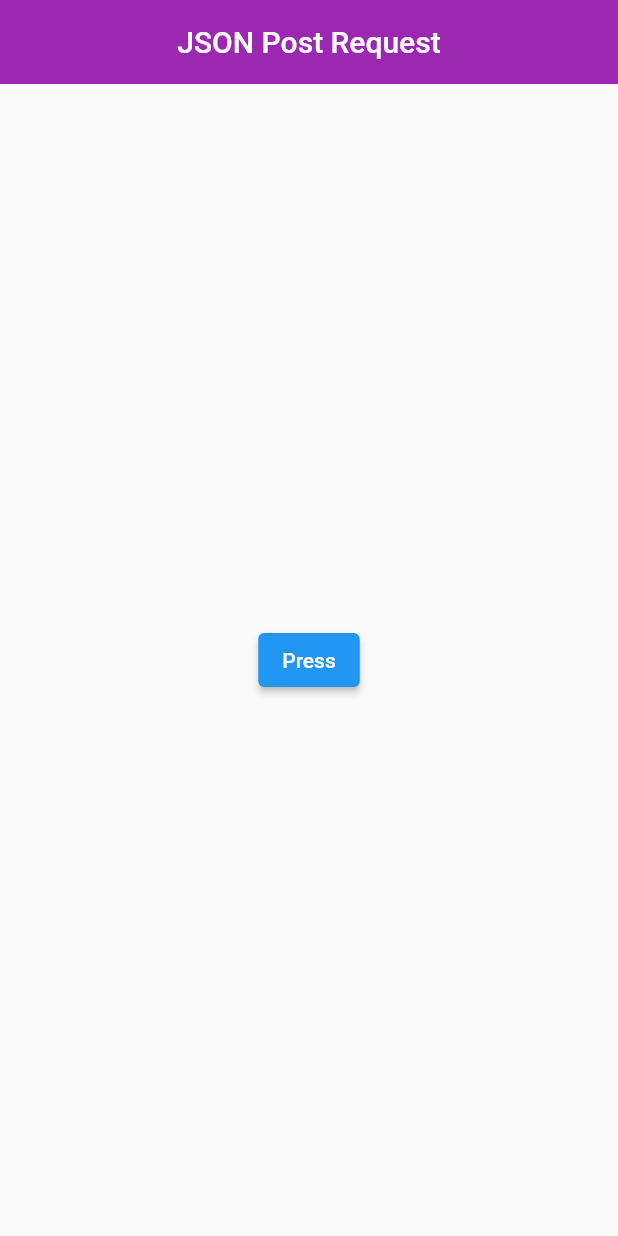
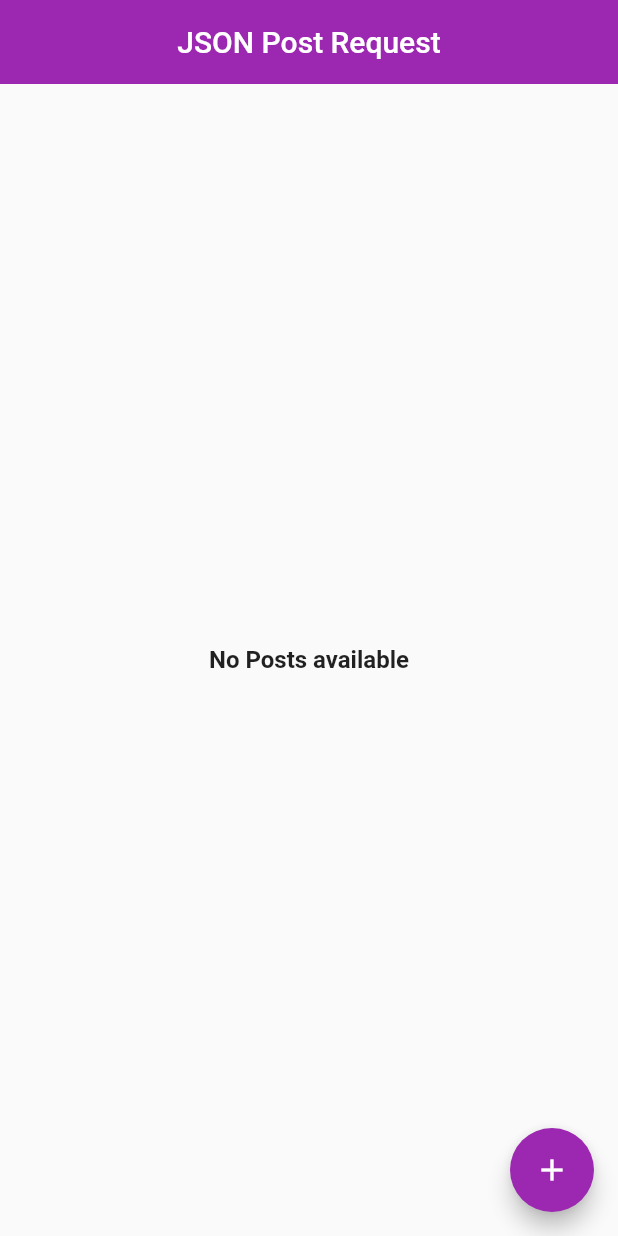
Before and after one commit to mkaychuks/learning_provider, a Flutter app: the screen it shows after launch, on a phone screen of 412 x 824 dp. Run offline on Flutter 3.47's test engine with Material 2 defaults, Android fonts, the phone set to English and light mode, and no system bars.

Commit message:
Added more functionality

```diff
--- a/lib/screens/home.dart
+++ b/lib/screens/home.dart
@@ -1,5 +1,7 @@
+import 'package:flutter/cupertino.dart';
 import 'package:flutter/material.dart';
 import 'package:learning_provider/provider/post_provider.dart';
+import 'package:learning_provider/screens/create_post_screen.dart';
 import 'package:provider/provider.dart';
 
 class HomeScreen extends StatelessWidget {
@@ -13,34 +15,36 @@ class HomeScreen extends StatelessWidget {
         title: const Text("JSON Post Request"),
         centerTitle: true,
       ),
-      body: posts.isEmpty
-          ? Center(
-              child: Consumer<PostProvider>(
-                builder: (context, data, _) {
-                  return ElevatedButton(
+      floatingActionButton: FloatingActionButton(
+        backgroundColor: Colors.purple,
         onPressed: () {
-                      data.addPost();
-                    },
-                    child: Text("Press"),
+          Navigator.of(context).push(
+            CupertinoPageRoute(
+              builder: (context) => const CreatePostScreen(),
+            ),
           );
         },
+        child: const Icon(Icons.add),
+      ),
+      body: posts.isEmpty
+          ? const Center(
+              child: Text(
+                "No Posts available",
+                style: TextStyle(fontSize: 16, fontWeight: FontWeight.bold),
               ),
             )
-          : Consumer<PostProvider>(
-            builder: (context, data, _) {
-              return RefreshIndicator(
-                onRefresh: () async {
-                  data.addPost();
-                 },
-                child: Column(
+          : Column(
               children: [
                 Expanded(
                   child: ListView.builder(
+                    padding: const EdgeInsets.symmetric(horizontal: 18),
                     shrinkWrap: true,
                     itemCount: posts.length,
                     itemBuilder: (context, index) {
                       return ListTile(
-                              leading: CircleAvatar(child: Text(posts[index].title[0]),),
+                        leading: CircleAvatar(
+                          child: Text(posts[index].title[0]),
+                        ),
                         title: Text(posts[index].title),
                         subtitle: Text(posts[index].body),
                       );
@@ -51,7 +55,4 @@ class HomeScreen extends StatelessWidget {
             ),
     );
   }
-          ),
-    );
 }
-}
```
Also changed, not shown: lib/main.dart (+4 -4 lines), lib/provider/post_provider.dart (+15 -7 lines), lib/screens/create_post_screen.dart (added, +81 -0 lines), lib/widgets/textfield.dart (added, +20 -0 lines). Lines whose indentation alone changed are shown as unchanged.
